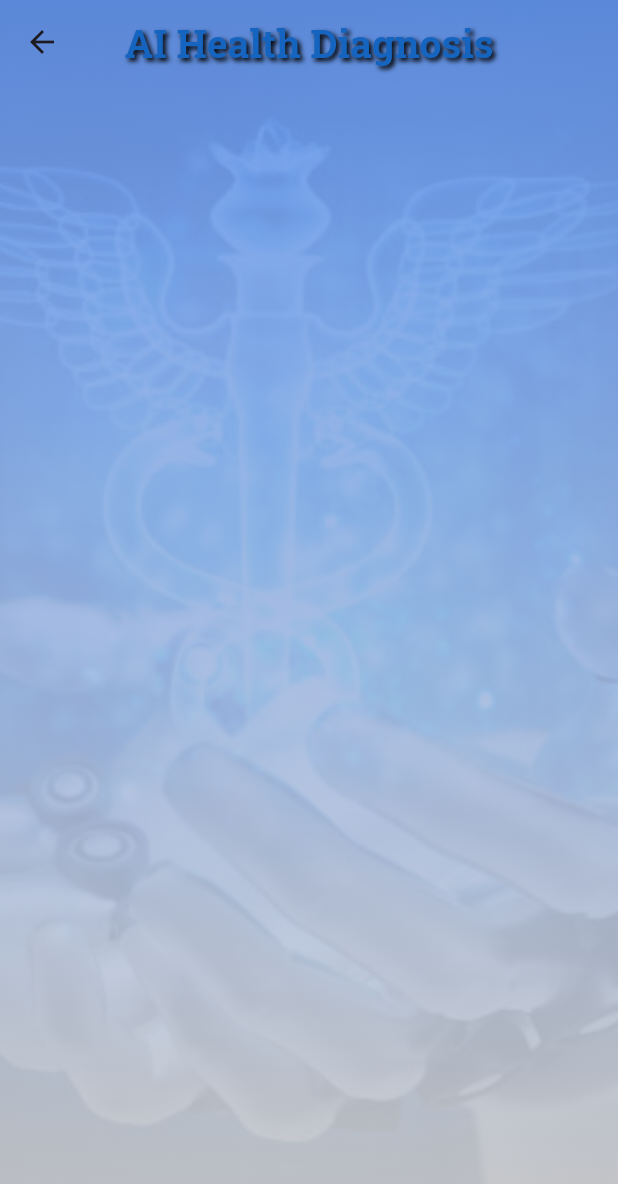
After one commit to callmesidhu/AI-myAIdoctor-hackathon, a Flutter app: the screen it shows after launch, after a tap on "AI Powered Health Diagnosis", on a phone screen of 412 x 824 dp. The commit adds this screen. Shown: the top 1184 px of the screen. Run offline on Flutter 3.47's test engine with Material 3 defaults, Android fonts, the phone set to English and light mode, and no system bars; our stand-ins replace google_fonts.

Commit message:
Updated navigation to diagnosis  and risk prediction

```diff
--- a/Flutter-My-Doctor-App/lib/main.dart
+++ b/Flutter-My-Doctor-App/lib/main.dart
@@ -2,6 +2,7 @@
 import 'package:flutter/material.dart';
 import 'pages/login_page.dart';
 import 'pages/home_page.dart';
+import 'pages/diagnosis_page.dart';
 
 void main() {
   runApp(MyDoctorApp());
--- /dev/null
+++ b/Flutter-My-Doctor-App/lib/pages/diagnosis_page.dart
@@ -0,0 +1,61 @@
+import 'package:flutter/material.dart';
+import 'package:google_fonts/google_fonts.dart';
+
+class DiagnosisPage extends StatelessWidget {
+  @override
+  Widget build(BuildContext context) {
+    return Scaffold(
+      appBar: AppBar(
+        backgroundColor: Colors.transparent,
+        elevation: 0,
+        title: Text(
+          'AI Health Diagnosis',
+          style: GoogleFonts.robotoSlab(
+            fontSize: 26,
+            fontWeight: FontWeight.bold,
+            color: Colors.blue[800],
+            shadows: [
+              Shadow(
+                color: Colors.black,
+                offset: Offset(2, 2),
+                blurRadius: 4,
+              ),
+            ],
+          ),
+        ),
+        centerTitle: true,
+      ),
+      extendBodyBehindAppBar: true,
+      body: Stack(
+        children: [
+          // Background Image
+          Positioned.fill(
+            child: Image.asset(
+              'assets/images/bg.jpg',
+              fit: BoxFit.cover,
+            ),
+          ),
+
+          // Gradient Overlay
+          Positioned.fill(
+            child: Container(
+              decoration: BoxDecoration(
+                gradient: LinearGradient(
+                  colors: [
+                    Color.fromRGBO(100, 149, 237, 0.9), // custom blue tone
+                    Color.fromRGBO(211, 211, 211, 0.9), // light grey
+                  ],
+                  begin: Alignment.topCenter,
+                  end: Alignment.bottomCenter,
+                ),
+              ),
+            ),
+          ),
+
+          // Page Content
+
+        ],
+      ),
+    );
+  }
+}
--- a/Flutter-My-Doctor-App/lib/pages/home_page.dart
+++ b/Flutter-My-Doctor-App/lib/pages/home_page.dart
@@ -1,7 +1,10 @@
+
 
 import 'package:flutter/material.dart';
+import 'package:flutter_my_doctor_app/pages/risk_page.dart';
 import 'package:google_fonts/google_fonts.dart';
-
+import 'diagnosis_page.dart';
+import 'risk_page.dart';
 class HomePage extends StatelessWidget {
   final List<Map<String, dynamic>> options = [
     {'icon': Icons.local_hospital, 'label': 'AI Powered Health Diagnosis'},
@@ -34,8 +37,8 @@ class HomePage extends StatelessWidget {
               decoration: BoxDecoration(
                 gradient: LinearGradient(
                   colors: [
-    Color.fromRGBO(100, 149, 237, 0.8), // for a custom blue tone
-    Color.fromRGBO(211, 211, 211, 0.8), // for a light grey
+                    Color.fromRGBO(100, 149, 237, 0.85),
+                    Color.fromRGBO(211, 211, 211, 0.85),
                   ],
                   begin: Alignment.topCenter,
                   end: Alignment.bottomCenter,
@@ -43,6 +46,7 @@ class HomePage extends StatelessWidget {
               ),
             ),
           ),
+
           SafeArea(
             child: Padding(
               padding: const EdgeInsets.all(20.0),
@@ -61,7 +65,7 @@ class HomePage extends StatelessWidget {
                           color: Colors.black,
                           offset: Offset(2, 2),
                           blurRadius: 4,
-                    )
+                        ),
                       ],
                     ),
                   ),
@@ -72,13 +76,28 @@ class HomePage extends StatelessWidget {
                     child: GridView.builder(
                       itemCount: options.length,
                       gridDelegate: SliverGridDelegateWithFixedCrossAxisCount(
-                    crossAxisCount: 2, // 2 per row
+                        crossAxisCount: 2,
                         crossAxisSpacing: 20,
                         mainAxisSpacing: 50,
                       ),
                       itemBuilder: (context, index) {
                         final item = options[index];
-                    return Column(
+                        return GestureDetector(
+                          onTap: () {
+                            if (item['label'] == 'AI Powered Health Diagnosis') {
+                              Navigator.push(
+                                context,
+                                MaterialPageRoute(builder: (context) => DiagnosisPage()),
+                              );
+                            }
+                            if (item['label'] == 'Disease Risk Prediction') {
+                              Navigator.push(
+                                context,
+                                MaterialPageRoute(builder: (context) => RiskPage()),
+                              );
+                            }
+                          },
+                          child: Column(
                             mainAxisSize: MainAxisSize.min,
                             children: [
                               CircleAvatar(
@@ -101,6 +120,7 @@ class HomePage extends StatelessWidget {
                                 textAlign: TextAlign.center,
                               ),
                             ],
+                          ),
                         );
                       },
                     ),
@@ -110,7 +130,7 @@ class HomePage extends StatelessWidget {
             ),
           ),
         ],
-    )
+      ),
     );
   }
 }
```
Also changed, not shown: Flutter-My-Doctor-App/lib/pages/risk_page.dart (added, +60 -0 lines), 4 other files. Lines whose indentation alone changed are shown as unchanged.
